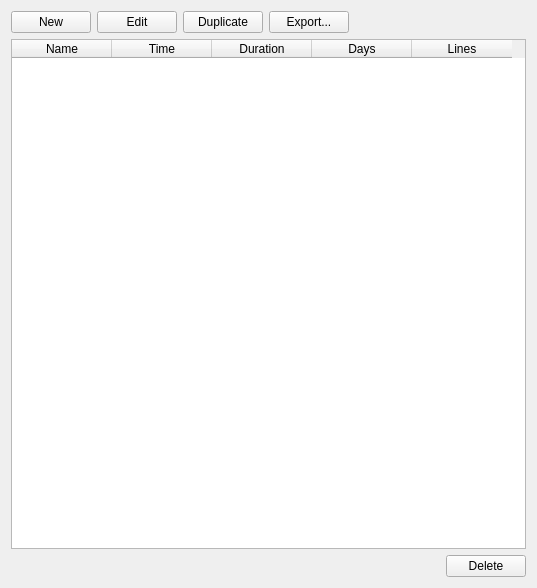
This is Widgets/WdgTours.ui in ma7t3/ScheduleMaster as Qt 5 draws it before an edit. The edited form follows.
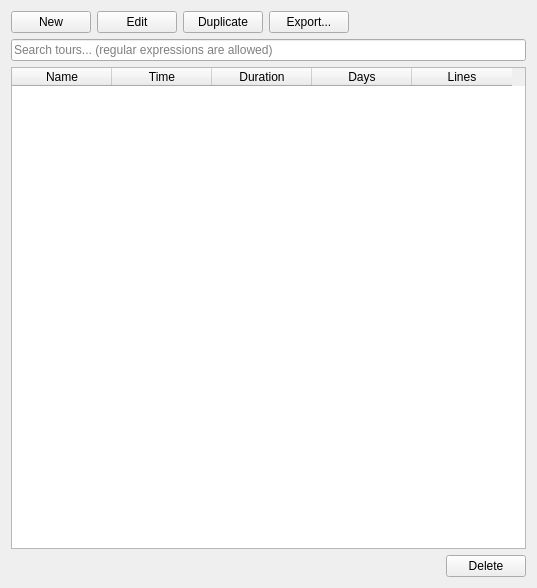
This is the edited form.

Commit message: Tour search implemented

Patch:
```diff
--- a/Widgets/WdgTours.ui
+++ b/Widgets/WdgTours.ui
@@ -59,6 +59,16 @@
      </item>
     </layout>
    </item>
+   <item>
+    <widget class="QLineEdit" name="leSearch">
+     <property name="placeholderText">
+      <string>Search tours... (regular expressions are allowed)</string>
+     </property>
+     <property name="clearButtonEnabled">
+      <bool>true</bool>
+     </property>
+    </widget>
+   </item>
    <item>
     <widget class="QTableWidget" name="twTours">
      <property name="selectionMode">
```
The commit also changes 1 other file.
